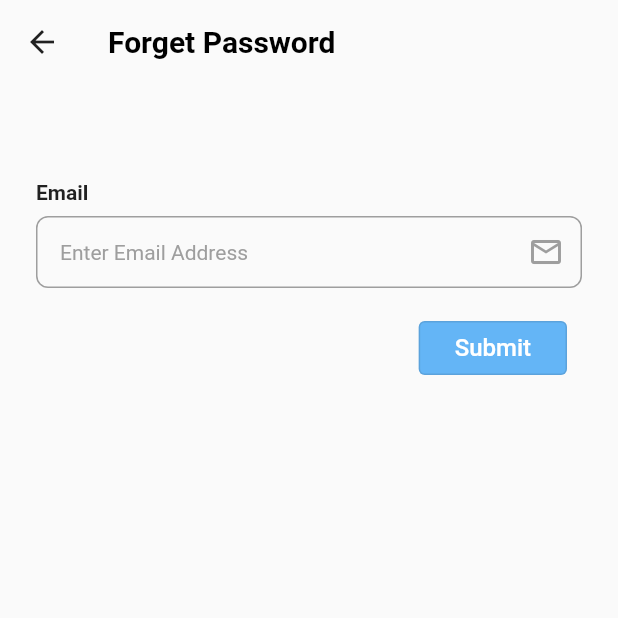
After one commit to Sajib-IT/Syllabus-Pedia, a Flutter app: the ForgetPasswordView screen opened directly, on a phone screen of 412 x 824 dp, the top half of it. The commit adds this screen. Run offline on Flutter 3.47's test engine with Material 3 defaults, Android fonts, the phone set to English and light mode, and no system bars; our stand-ins replace dropdown_button2, firebase_auth, firebase_core, flutter_easyloading, fluttertoast, get and 3 more; missing offline and left inert: flutter_multi_select_items, pigment; accounts and stored records are empty.

Commit message:
added forget password

```diff
--- /dev/null
+++ b/lib/view/auth/forget_password/forget_password_view.dart
@@ -0,0 +1,58 @@
+import 'package:flutter/material.dart';
+import 'package:get/get.dart';
+import 'package:syllabus_pedia/view/auth/login/login_view_controller.dart';
+import 'package:syllabus_pedia/widgets/input/my_textfield.dart';
+import 'package:syllabus_pedia/widgets/ui_helper/ui_helper.dart';
+
+class ForgetPasswordView extends StatelessWidget {
+  final LoginViewController _loginViewController = Get.find();
+  final forgetPasswordController = TextEditingController();
+  ForgetPasswordView({super.key});
+
+  @override
+  Widget build(BuildContext context) {
+    return GestureDetector(
+      onTap: () => FocusManager.instance.primaryFocus?.unfocus(),
+      child: Scaffold(
+        appBar: AppBar(
+          title: UIHelper().drawAppbarTitle(title: "Forget Password"),
+        ),
+        body: Padding(
+          padding: const EdgeInsets.symmetric(horizontal: 24.0, vertical: 24.0),
+          child: Column(
+            crossAxisAlignment: CrossAxisAlignment.end,
+            // mainAxisAlignment: MainAxisAlignment.center,
+            children: [
+              const SizedBox(height: 40),
+              UIHelper().columTitleWithWidget(
+                  title: "Email",
+                  widget: MyTextField(
+                    textEditingController: forgetPasswordController,
+                    suffixIcon: const Icon(
+                      Icons.email_outlined,
+                    ),
+                    hintText: "Enter Email Address",
+                  )),
+              Transform.translate(
+                offset: const Offset(-10, 0),
+                child: OutlinedButton(
+                  onPressed: () {
+                    _loginViewController.sendForgetPasswordLink(forgetPasswordController.text.trim());
+                  },
+                  style: OutlinedButton.styleFrom(
+                    backgroundColor: Colors.blue.shade300,
+                    padding: const EdgeInsets.symmetric(horizontal: 24),
+                  ),
+                  child: const Text(
+                    "Submit",
+                    style: TextStyle(fontSize: 16, color: Colors.white),
+                  ),
+                ),
+              ),
+            ],
+          ),
+        ),
+      ),
+    );
+  }
+}
```
Also changed, not shown: lib/view/auth/login/login_view.dart (+13 -0 lines), lib/view/auth/login/login_view_controller.dart (+27 -7 lines).
